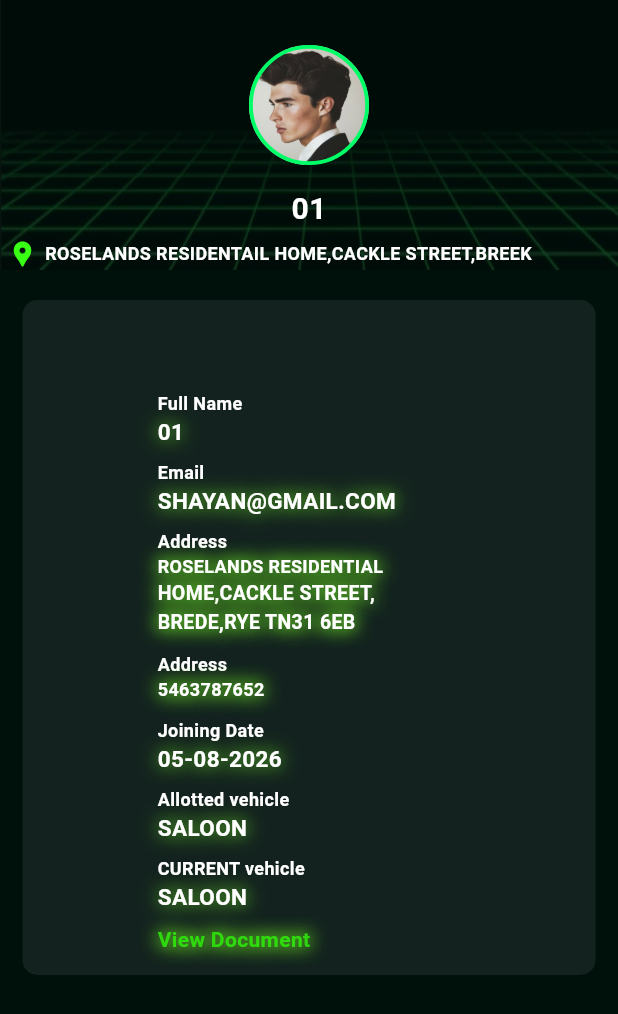
After one commit to Hafiz-Muhammad-Shayan/Nexus_Driver_AppClone, a Flutter app: the ProfileScreen screen opened directly, on a phone screen of 412 x 824 dp. The commit adds this screen. Shown: the top 1014 px of the screen. Run offline on Flutter 3.47's test engine with Material 3 defaults, Android fonts, the phone set to English and light mode, and no system bars; our stand-ins replace dropdown_button2.

Commit message:
profile screen done

```diff
--- a/lib/jobs_screen.dart
+++ b/lib/jobs_screen.dart
@@ -65,6 +65,7 @@ class JobsScreen extends StatelessWidget {
                     child: Icon(
                         Icons.arrow_back,
                       color: icon_color,
+                      fontWeight: FontWeight.bold,
                     ),
                   ),
                   Spacer(),
@@ -90,8 +91,8 @@ class JobsScreen extends StatelessWidget {
             child: Row(
               children: [
                 Container(
-                  height: 40,
-                  width: 40,
+                  height: 45,
+                  width: 45,
                   decoration: BoxDecoration(
                     shape: BoxShape.circle,
                     gradient: LinearGradient(
@@ -115,9 +116,9 @@ class JobsScreen extends StatelessWidget {
                     ),
                   ),
                   child: Icon(
-                    Icons.shopping_bag,
+                    Icons.business_center,
                     color: icon_color,
-                    size: 20,
+                    size: 22,
                   ),
                 ),
                 SizedBox(
@@ -284,9 +285,24 @@ class JobsScreen extends StatelessWidget {
           SizedBox(
             height: 10,
           ),
-          Jobs(),
-          Jobs(),
-          Jobs(),
+          Expanded(
+            child: Container(
+              height: 20,
+              width: double.infinity,
+              child: SingleChildScrollView(
+                child: Column(
+                  children: [
+                    Jobs(),
+                    Jobs(),
+                    Jobs(),
+                    Jobs(),
+                    Jobs(),
+                    Jobs(),
+                  ],
+                ),
+              ),
+            ),
+          ),
 
 
 
--- a/lib/mian_navigator.dart
+++ b/lib/mian_navigator.dart
@@ -3,6 +3,7 @@ import 'package:nexus_driver_appclone/colors.dart';
 import 'package:nexus_driver_appclone/dashBoard.dart';
 import 'package:nexus_driver_appclone/jobs_screen.dart';
 import 'package:nexus_driver_appclone/profile.dart';
+import 'package:nexus_driver_appclone/profile_screen.dart';
 
 class MianNavigator extends StatefulWidget {
   const MianNavigator({super.key});
@@ -16,7 +17,7 @@ class _MianNavigatorState extends State<MianNavigator> {
   final screens = [
     Dashboard(),
     JobsScreen(),
-    Dashboard(),
+    ProfileScreen(),
   ];
   @override
   Widget build(BuildContext context) {
@@ -47,8 +48,8 @@ class _MianNavigatorState extends State<MianNavigator> {
               BottomNavigationBarItem(icon: Icon(Icons.assignment,),
               label: "Jobs",
               ),
-              BottomNavigationBarItem(icon: Icon(Icons.pie_chart,),
-              label: "My earning",
+              BottomNavigationBarItem(icon: Icon(Icons.person,),
+              label: "Profile",
               ),
               // BottomNavigationBarItem(icon: Icon(Icons.pie_chart,),
               //   label: "My earning",
--- /dev/null
+++ b/lib/profile_screen.dart
@@ -0,0 +1,312 @@
+import 'package:flutter/material.dart';
+import 'package:nexus_driver_appclone/colors.dart';
+import 'package:nexus_driver_appclone/profile_text.dart';
+
+class ProfileScreen extends StatelessWidget {
+  const ProfileScreen({super.key});
+
+  @override
+  Widget build(BuildContext context) {
+    return Scaffold(
+      body: Stack(
+        children: [
+          Positioned.fill(
+            child: Container(
+              color: Color(0xFF00130D),
+            ),
+          ),
+
+          Positioned.fill(
+            child: Container(
+              color: Colors.black.withOpacity(0.10),
+            ),
+          ),
+
+          SizedBox(
+            height: MediaQuery.of(context).size.height * 1,
+            width: MediaQuery.of(context).size.width * 1,
+              child: Column(
+                children: [
+                  Row(
+                    children: [
+                      Expanded(
+                        child: Container(
+                          height: 180,
+                          width: 50,
+                          decoration: BoxDecoration(
+                            image: DecorationImage(
+                                image: AssetImage(
+                                    "assets/images/profileScreenBackground.png",
+
+                                ),
+                              fit: BoxFit.fill,
+                              opacity: 0.3,
+                            ),
+                          ),
+                          child: Padding(
+                            padding: EdgeInsets.only(top: 30),
+                            child: Column(
+                              children: [
+                                Container(
+                                  height: 80,
+                                  width: 80,
+                                  decoration: BoxDecoration(
+                                    shape: BoxShape.circle,
+                                    border: Border.all(
+                                      color: Color(0xFF00FF66),
+                                      width: 2.5,
+                                    ),
+                                    image: DecorationImage(
+                                        image: AssetImage(
+                                          "assets/images/profilePic.png",
+
+                                        ),
+                                      fit: BoxFit.fill,
+                                    ),
+                                  ),
+                                ),
+                                SizedBox(
+                                  height: 15,
+                                ),
+                                Text(
+                                    "01",
+                                  style: TextStyle(
+                                    color: Colors.white,
+                                    fontWeight: FontWeight.bold,
+                                    fontSize: 20,
+                                  ),
+                                ),
+                                SizedBox(
+                                  height: 5,
+                                ),
+                                Row(
+                                  children: [
+                                    SizedBox(
+                                      width: 5,
+                                    ),
+                                    Icon(
+                                      Icons.location_pin,
+                                      color: icon_color,
+                                      size: 20,
+                                    ),
+                                    SizedBox(
+                                      width: 5,
+                                    ),
+                                    Text(
+                                      "ROSELANDS RESIDENTAIL HOME,CACKLE STREET,BREEK",
+                                      style: TextStyle(
+                                        color: Colors.white,
+                                        fontWeight: FontWeight.bold,
+                                        fontSize: 12,
+                                      ),
+                                    ),
+                                  ],
+                                ),
+
+
+                              ],
+                            ),
+                          ),
+                        ),
+                      ),
+                    ],
+                  ),
+                  SizedBox(
+                    height: 20,
+                  ),
+                  Padding(
+                    padding: EdgeInsets.only(left: 15,right: 15),
+                    child: Container(
+                      height: 450,
+                      width: double.infinity,
+                      decoration: BoxDecoration(
+                        color: Colors.grey.withOpacity(0.12),
+                        borderRadius: BorderRadius.circular(10),
+                      ),
+                      child: Padding(
+                        padding: const EdgeInsets.only(left: 90,top: 60),
+                        child: SingleChildScrollView(
+                          child: Column(
+                            children: [
+                              ProfileText(
+                                txt1: "Full Name",
+                                txt2: "01",
+                              ),
+                              ProfileText(
+                                txt1: "Email",
+                                txt2: "SHAYAN@GMAIL.COM",
+                              ),
+                              Padding(
+                            padding: EdgeInsets.only(bottom: 10),
+                            child: Row(
+                              children: [
+                                Column(
+                                  crossAxisAlignment: CrossAxisAlignment.start,
+                                  children: [
+                                    Text(
+                                      "Address",
+                                      style: TextStyle(
+                                        color: Colors.white,
+                                        fontSize: 12,
+                                        fontWeight: FontWeight.w600,
+
+                                      ),
+                                    ),
+                                    Text(
+                                      "ROSELANDS RESIDENTIAL",
+                                      style: TextStyle(
+                                        color: Colors.white,
+                                        fontSize: 12,
+                                        fontWeight: FontWeight.bold,
+                                        shadows: [
+                                            Shadow(
+                                              color: Color(0xFF6FED25),
+                                              blurRadius: 15,
+                                            ),
+                                            Shadow(
+                                              color: Color(0xFF6FED25),
+                                              blurRadius: 15,
+                                            ),
+                                          ]
+                                      ),
+                                    ),
+                                    Text(
+                                      "HOME,CACKLE STREET,",
+                                      style: TextStyle(
+                                        color: Colors.white,
+                                        fontSize: 13,
+                                        fontWeight: FontWeight.bold,
+                                        shadows: [
+                                            Shadow(
+                                              color: Color(0xFF6FED25),
+                                              blurRadius: 15,
+                                            ),
+                                            Shadow(
+                                              color: Color(0xFF6FED25),
+                                              blurRadius: 15,
+                                            ),
+                                          ]
+                                      ),
+                                    ),
+                                    Text(
+                                      "BREDE,RYE TN31 6EB",
+                                      style: TextStyle(
+                                        color: Colors.white,
+                                        fontSize: 13,
+                                        fontWeight: FontWeight.bold,
+                                        shadows: [
+                                            Shadow(
+                                              color: Color(0xFF6FED25),
+                                              blurRadius: 15,
+                                            ),
+                                            Shadow(
+                                              color: Color(0xFF6FED25),
+                                              blurRadius: 15,
+                                            ),
+                                          ]
+                                      ),
+                                    ),
+                                  ],
+                                ),
+                              ],
+                            ),
+                          ),
+                              Padding(
+                                padding: EdgeInsets.only(bottom: 10),
+                                child: Row(
+                                  children: [
+                                    Column(
+                                      crossAxisAlignment: CrossAxisAlignment.start,
+                                      children: [
+                                        Text(
+                                          "Address",
+                                          style: TextStyle(
+                                            color: Colors.white,
+                                            fontSize: 12,
+                                            fontWeight: FontWeight.w600,
+
+                                          ),
+                                        ),
+                                        Row(
+                                          children: [
+                                            Text(
+                                              "5463787652",
+                                              style: TextStyle(
+                                                color: Colors.white,
+                                                fontSize: 12,
+                                                fontWeight: FontWeight.bold,
+                                                shadows: [
+                                                    Shadow(
+                                                      color: Color(0xFF6FED25),
+                                                      blurRadius: 15,
+                                                    ),
+                                                    Shadow(
+                                                      color: Color(0xFF6FED25),
+                                                      blurRadius: 15,
+                                                    ),
+                                                  ]
+                                              ),
+                                            ),
+
+                                          ],
+                                        ),
+                                      ],
+                                    ),
+                                  ],
+                                ),
+                              ),
+                              ProfileText(
+                                txt1: "Joining Date",
+                                txt2: "05-08-2026",
+                              ),
+                              ProfileText(
+                                txt1: "Allotted vehicle",
+                                txt2: "SALOON",
+                              ),
+                              ProfileText(
+                                txt1: "CURRENT vehicle",
+                                txt2: "SALOON",
+                              ),
+                              InkWell(
+                                onTap: (){},
+                                child: Row(
+                                  children: [
+                                    Text(
+                                        "View Document",
+                                      style: TextStyle(
+                                        fontWeight: FontWeight.bold,
+                                        color: Color(0xBE2CFF06),
+                                        shadows: [
+                                          Shadow(
+                                              color: Color(0xFF6FED25),
+                                            blurRadius: 15,
+                                          ),
+                                          Shadow(
+                                            color: Color(0xFF6FED25),
+                                            blurRadius: 15,
+                                          ),
+                                        ]
+                                      ),
+                                    ),
+                                  ],
+                                ),
+                              ),
+
+
+
+                            ],
+                          ),
+                        ),
+                      ),
+                    ),
+                  ),
+
+
+                ],
+              ),),
+
+        ],
+      ),
+    );
+  }
+}
--- /dev/null
+++ b/lib/profile_text.dart
@@ -0,0 +1,53 @@
+import 'package:flutter/material.dart';
+
+class ProfileText extends StatelessWidget {
+  final String txt1;
+  final String txt2;
+
+  const ProfileText({
+    super.key,
+    required this.txt1,
+    required this.txt2,
+  });
+
+  @override
+  Widget build(BuildContext context) {
+    return Padding(
+      padding: EdgeInsets.only(bottom: 8),
+      child: Row(
+        children: [
+          Column(
+            crossAxisAlignment: CrossAxisAlignment.start,
+            children: [
+              Text(
+                  "$txt1",
+                style: TextStyle(
+                  color: Colors.white,
+                  fontSize: 12,
+                  fontWeight: FontWeight.w600,
+
+                ),
+              ),
+              Text(
+                "$txt2",
+                style: TextStyle(
+                  color: Colors.white,
+                  fontSize: 15,
+                  fontWeight: FontWeight.bold,
+                  shadows: [
+                      Shadow(
+                        color: Color(0xFF6FED25),
+                        blurRadius: 15,
+                      ),
+
+                    ]
+
+                ),
+              ),
+            ],
+          ),
+        ],
+      ),
+    );
+  }
+}
```
Also changed, not shown: assets/images/profilePic.png (added), assets/images/profileScreenBackground.png (added).
